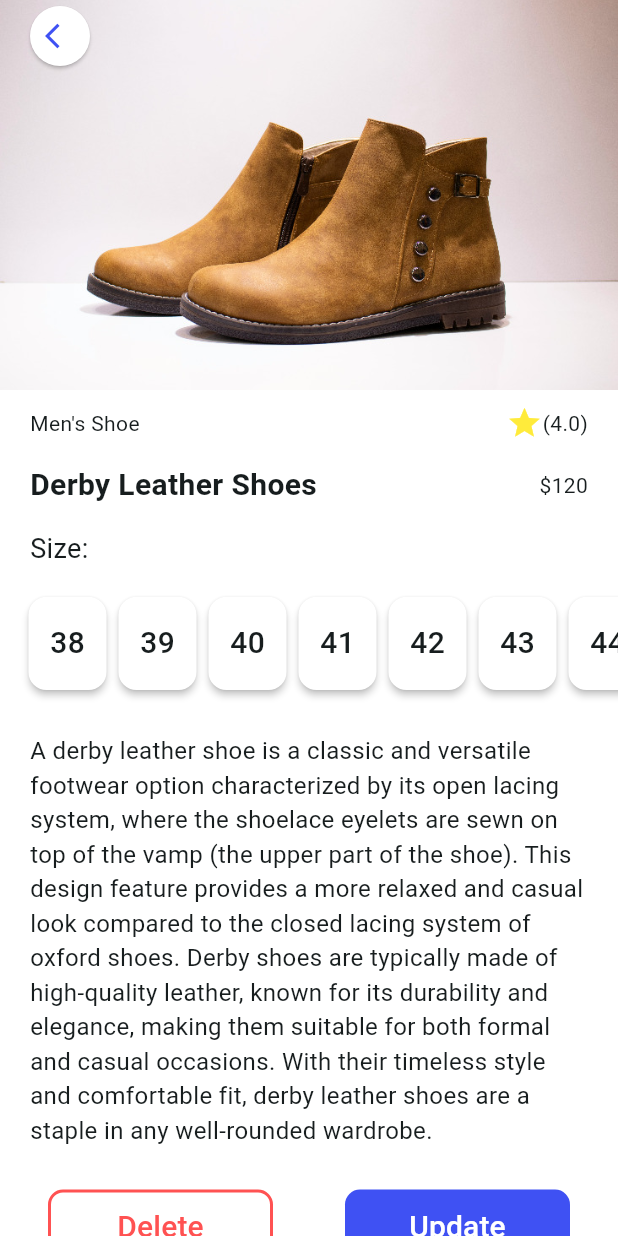
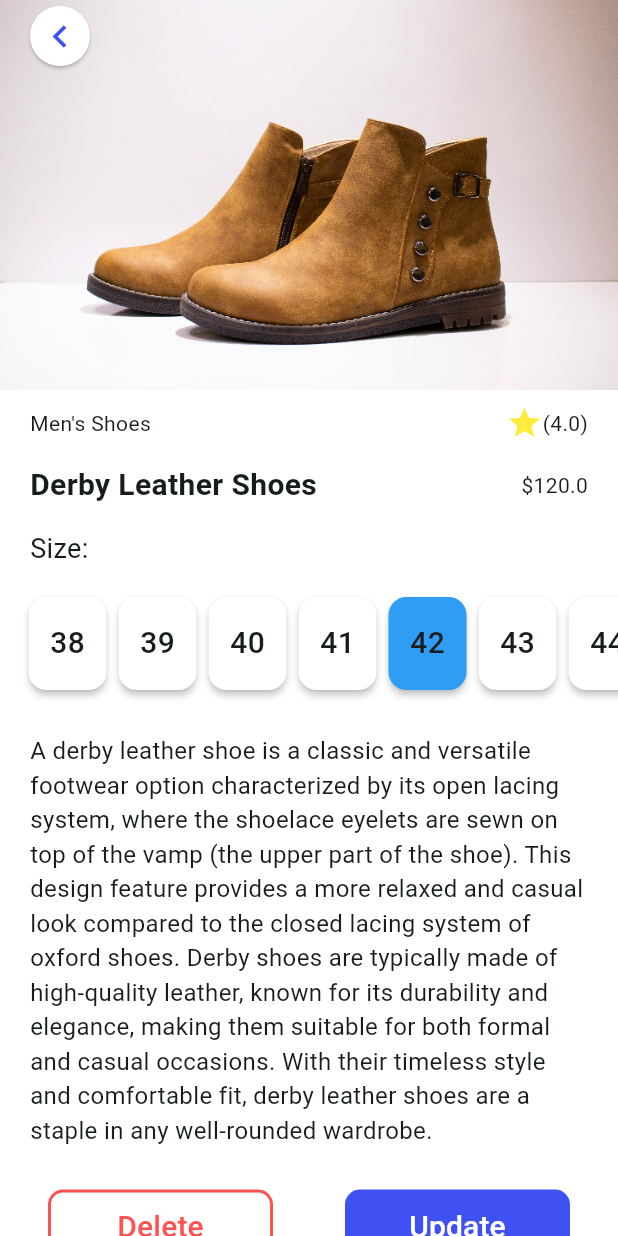
Before and after one commit to ETjoel/2024-project-phase-mobile-tasks, a Flutter app: the HomePage screen opened directly, after a tap on "Derby Leather Shoes", on a phone screen of 412 x 824 dp. Run offline on Flutter 3.47's test engine with Material 2 defaults, Android fonts, the phone set to English and light mode, and no system bars.

Commit message:
added the ui screenshots

```diff
--- a/mobile-eyuel/task_6/lib/add_product_page.dart
+++ b/mobile-eyuel/task_6/lib/add_product_page.dart
@@ -73,7 +73,7 @@ class AddProductPage extends StatelessWidget {
           width: double.infinity,
           height: 50,
           decoration: BoxDecoration(
-            color: Color.fromRGBO(63, 81, 243, 1),
+            color: const Color.fromRGBO(63, 81, 243, 1),
             borderRadius: BorderRadius.circular(10),
           ),
           child: const Text(
@@ -123,7 +123,7 @@ class AddProductPage extends StatelessWidget {
     return BackButton(
       style: ButtonStyle(
         iconColor: MaterialStateColor.resolveWith(
-            (states) => Color.fromRGBO(63, 81, 243, 1)),
+            (states) => const Color.fromRGBO(63, 81, 243, 1)),
       ),
       onPressed: () {
         Navigator.pop(context);
--- a/mobile-eyuel/task_6/lib/detail_page.dart
+++ b/mobile-eyuel/task_6/lib/detail_page.dart
@@ -1,14 +1,22 @@
 import 'package:flutter/material.dart';
+import 'package:task_6/product_model.dart';
 
 class DetailPage extends StatefulWidget {
-  const DetailPage({super.key});
+  const DetailPage({super.key, required this.product});
+  final Product product;
 
   @override
   State<DetailPage> createState() => _DetailPageState();
 }
 
 class _DetailPageState extends State<DetailPage> {
-  int selectedSize = -1;
+  late int selectedSize;
+
+  @override
+  void initState() {
+    super.initState();
+    selectedSize = widget.product.size;
+  }
 
   @override
   Widget build(BuildContext context) {
@@ -43,11 +51,12 @@ class _DetailPageState extends State<DetailPage> {
             ),
           ),
           selectSize(),
-          const Padding(
-            padding: EdgeInsets.only(left: 20, right: 20, top: 10, bottom: 10),
+          Padding(
+            padding:
+                const EdgeInsets.only(left: 20, right: 20, top: 10, bottom: 10),
             child: Text(
-              'A derby leather shoe is a classic and versatile footwear option characterized by its open lacing system, where the shoelace eyelets are sewn on top of the vamp (the upper part of the shoe). This design feature provides a more relaxed and casual look compared to the closed lacing system of oxford shoes. Derby shoes are typically made of high-quality leather, known for its durability and elegance, making them suitable for both formal and casual occasions. With their timeless style and comfortable fit, derby leather shoes are a staple in any well-rounded wardrobe.',
-              style: TextStyle(fontSize: 16.0),
+              widget.product.description,
+              style: const TextStyle(fontSize: 16.0),
             ),
           ),
           deleteAndUpdate(),
@@ -67,7 +76,7 @@ class _DetailPageState extends State<DetailPage> {
       child: Row(
         children: [
           deleteProduct(),
-          Spacer(),
+          const Spacer(),
           updateProduct(),
         ],
       ),
@@ -82,7 +91,7 @@ class _DetailPageState extends State<DetailPage> {
           width: 150,
           height: 50,
           decoration: BoxDecoration(
-            color: Color.fromRGBO(63, 81, 243, 1),
+            color: const Color.fromRGBO(63, 81, 243, 1),
             borderRadius: BorderRadius.circular(10),
           ),
           child: const Text(
@@ -116,12 +125,12 @@ class _DetailPageState extends State<DetailPage> {
       child: ListView.builder(
         padding: const EdgeInsets.all(15),
         itemCount: 10,
-        itemExtent: null, // remove the itemExtent property
+        itemExtent: null,
         scrollDirection: Axis.horizontal,
         itemBuilder: (context, index) {
           return SizedBox(
             height: 60,
-            width: 60, // specify the width to 60
+            width: 60,
             child: GestureDetector(
               onTap: () {
                 setState(() {
@@ -152,8 +161,8 @@ class _DetailPageState extends State<DetailPage> {
   }
 
   Padding nameAndprice() {
-    return const Padding(
-      padding: EdgeInsets.only(
+    return Padding(
+      padding: const EdgeInsets.only(
         left: 20,
         right: 20,
         top: 10,
@@ -162,22 +171,22 @@ class _DetailPageState extends State<DetailPage> {
       child: Row(
         children: [
           Text(
-            'Derby Leather Shoes',
-            style: TextStyle(
+            widget.product.name,
+            style: const TextStyle(
               fontSize: 20,
               fontWeight: FontWeight.bold,
             ),
           ),
-          Spacer(),
-          Text('\$120'),
+          const Spacer(),
+          Text('\$${widget.product.price}'),
         ],
       ),
     );
   }
 
   Padding typeAndRating() {
-    return const Padding(
-      padding: EdgeInsets.only(
+    return Padding(
+      padding: const EdgeInsets.only(
         left: 20,
         right: 20,
         top: 10,
@@ -185,10 +194,10 @@ class _DetailPageState extends State<DetailPage> {
       ),
       child: Row(
         children: [
-          Text("Men's Shoe"),
-          Spacer(),
-          Icon(Icons.star, color: Colors.yellow),
-          Text('(4.0)'),
+          Text(widget.product.category),
+          const Spacer(),
+          const Icon(Icons.star, color: Colors.yellow),
+          const Text('(4.0)'),
         ],
       ),
     );
@@ -201,7 +210,7 @@ class _DetailPageState extends State<DetailPage> {
       child: ClipRect(
         child: FittedBox(
           fit: BoxFit.cover,
-          child: Image.asset('images/lv_shoe.jpeg'),
+          child: Image.asset(widget.product.imageUrl),
         ),
       ),
     );
@@ -217,8 +226,8 @@ class _DetailPageState extends State<DetailPage> {
         Navigator.pop(context);
       },
       child: const Center(
-        child: Icon(Icons.arrow_back_ios,
-            size: 20, color: Color.fromRGBO(63, 81, 243, 1)),
+        child: Icon(Icons.chevron_left,
+            size: 30, color: Color.fromRGBO(63, 81, 243, 1)),
       ),
     );
   }
--- a/mobile-eyuel/task_6/lib/main.dart
+++ b/mobile-eyuel/task_6/lib/main.dart
@@ -6,7 +6,7 @@ void main() {
 }
 
 class MyApp extends StatelessWidget {
-  const MyApp({super.key});
+  const MyApp({Key? key});
 
   // This widget is the root of your application.
   @override
@@ -14,12 +14,12 @@ class MyApp extends StatelessWidget {
     return MaterialApp(
       debugShowCheckedModeBanner: false,
       title: 'Flutter Demo',
+      routes: {'/': (context) => const HomePage()},
       theme: ThemeData(
         colorScheme: ColorScheme.fromSeed(seedColor: Colors.white),
         canvasColor: Colors.white,
         useMaterial3: true,
       ),
-      home: const HomePage(),
     );
   }
 }
--- a/mobile-eyuel/task_6/lib/product_card.dart
+++ b/mobile-eyuel/task_6/lib/product_card.dart
@@ -1,11 +1,21 @@
 import 'package:flutter/material.dart';
+import 'package:task_6/product_model.dart';
 
 import 'detail_page.dart';
 
 class ListProduct extends StatelessWidget {
-  const ListProduct({
+  ListProduct({
     super.key,
   });
+
+  final Product product = Product(
+    'Derby Leather Shoes',
+    'Men\'s Shoes',
+    120,
+    'A derby leather shoe is a classic and versatile footwear option characterized by its open lacing system, where the shoelace eyelets are sewn on top of the vamp (the upper part of the shoe). This design feature provides a more relaxed and casual look compared to the closed lacing system of oxford shoes. Derby shoes are typically made of high-quality leather, known for its durability and elegance, making them suitable for both formal and casual occasions. With their timeless style and comfortable fit, derby leather shoes are a staple in any well-rounded wardrobe.',
+    'images/lv_shoe.jpeg',
+    42,
+  );
 
   @override
   Widget build(BuildContext context) {
@@ -17,12 +27,30 @@ class ListProduct extends StatelessWidget {
           padding: const EdgeInsets.only(top: 5, bottom: 5),
           child: GestureDetector(
             onTap: () {
-              Navigator.push(context, MaterialPageRoute(builder: (context) {
-                return const DetailPage();
-              }));
+              Navigator.push(context, pageTransition());
             },
             child: const ProductCards(),
           ),
+        );
+      },
+    );
+  }
+
+  PageRouteBuilder<dynamic> pageTransition() {
+    return PageRouteBuilder(
+      pageBuilder: (context, animation, secondaryAnimation) =>
+          DetailPage(product: product),
+      transitionsBuilder: (context, animation, secondaryAnimation, child) {
+        const begin = Offset(1.0, 0.0);
+        const end = Offset.zero;
+        const curve = Curves.easeInOut;
+
+        var tween =
+            Tween(begin: begin, end: end).chain(CurveTween(curve: curve));
+
+        return SlideTransition(
+          position: animation.drive(tween),
+          child: child,
         );
       },
     );
--- /dev/null
+++ b/mobile-eyuel/task_6/lib/product_model.dart
@@ -0,0 +1,11 @@
+class Product {
+  final String name;
+  final String category;
+  final double price;
+  final String description;
+  final String imageUrl;
+  final int size;
+
+  Product(this.name, this.category, this.price, this.description, this.imageUrl,
+      this.size);
+}
```
Also changed, not shown: mobile-eyuel/task_6/lib/home_page.dart (+50 -7 lines), mobile-eyuel/task_6/lib/search_product_page.dart (+4 -4 lines), mobile-eyuel/ui/add_product.png (added), mobile-eyuel/ui/add_product_2.png (added), mobile-eyuel/ui/detail_page.png (added), mobile-eyuel/ui/detail_page_2.png (added), mobile-eyuel/ui/home_page2.png (added), mobile-eyuel/ui/search_product_2.png (added), 1 other file.
